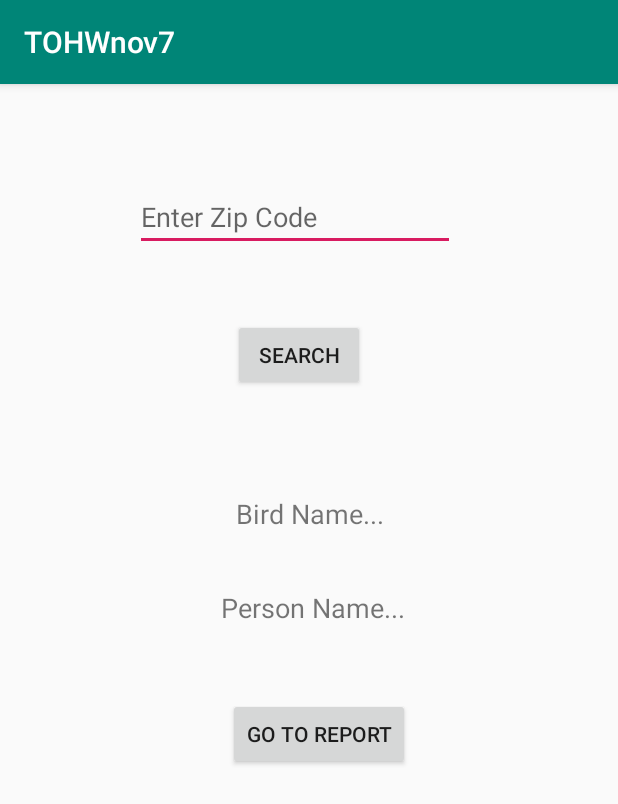
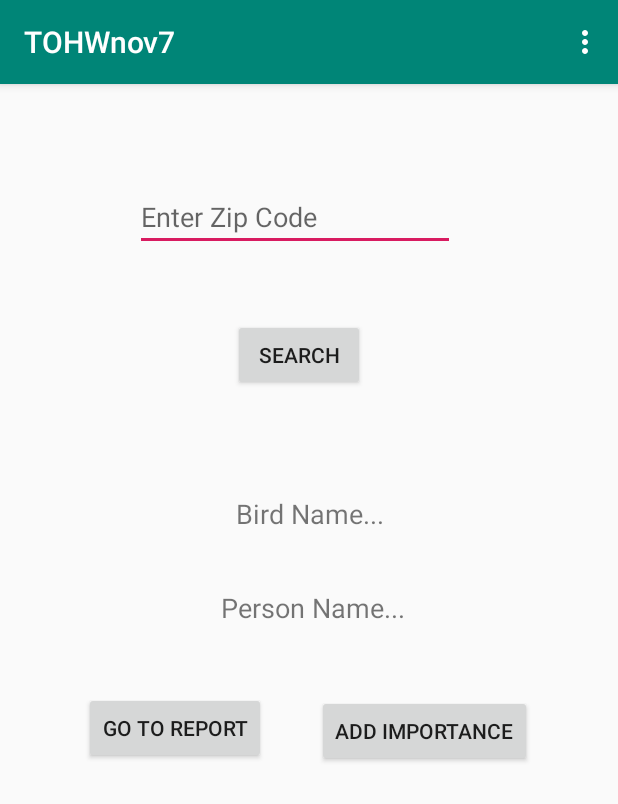
Before and after one commit to jonahperna123/TOHWnov7, an Android app: the screen it shows after launch (SearchActivity), after a tap on "GO TO SEARCH", on a phone screen of 412 x 824 dp. Shown: the top 804 px of the screen. Run offline under Robolectric (Android 15) with nearby library versions, the phone set to English and light mode, and no system bars; our stand-ins replace Firebase (no records; nobody signed in at launch, a user with empty details on screens opened directly).

Commit message:
added menu

```diff
--- a/app/build.gradle
+++ b/app/build.gradle
@@ -30,6 +30,7 @@ dependencies {
     androidTestImplementation 'androidx.test:runner:1.1.1'
     androidTestImplementation 'androidx.test.espresso:espresso-core:3.1.1'
     implementation 'com.google.firebase:firebase-analytics:16.0.4'
+    implementation 'androidx.mediarouter:mediarouter:1.1.0'
 }
 
 apply plugin: 'com.google.gms.google-services'
--- a/app/src/main/java/com/example/tohwnov7/MainActivity.java
+++ b/app/src/main/java/com/example/tohwnov7/MainActivity.java
@@ -1,9 +1,13 @@
 package com.example.tohwnov7;
 
+import androidx.annotation.NonNull;
 import androidx.appcompat.app.AppCompatActivity;
 
 import android.content.Intent;
 import android.os.Bundle;
+import android.view.Menu;
+import android.view.MenuInflater;
+import android.view.MenuItem;
 import android.view.View;
 import android.widget.Button;
 import android.widget.EditText;
@@ -78,4 +82,32 @@ public class MainActivity extends AppCompatActivity implements View.OnClickListe
         }
 
     }
+
+
+    @Override
+    public boolean onCreateOptionsMenu(Menu menu) {
+
+        MenuInflater inflater = getMenuInflater();
+        inflater.inflate(R.menu.menu_nav, menu);
+
+
+        return super.onCreateOptionsMenu(menu);
+    }
+
+    @Override
+    public boolean onOptionsItemSelected(@NonNull MenuItem item) {
+
+
+        if (item.getItemId() == R.id.menuSearch){
+            Intent goToSearch = new Intent(this, SearchActivity.class);
+            startActivity(goToSearch);
+        } else if (item.getItemId() == R.id.menuGoToBird) {
+           //do nothing, already on bird report
+        } else if (item.getItemId() == R.id.menuLogout) {
+            Intent logoutIntent = new Intent(this, loginActivity.class);
+            startActivity(logoutIntent);
+        }
+
+        return super.onOptionsItemSelected(item);
+    }
 }
--- a/app/src/main/java/com/example/tohwnov7/SearchActivity.java
+++ b/app/src/main/java/com/example/tohwnov7/SearchActivity.java
@@ -1,10 +1,14 @@
 package com.example.tohwnov7;
 
+import androidx.annotation.NonNull;
 import androidx.appcompat.app.AppCompatActivity;
 
 import android.content.Intent;
 import android.os.Bundle;
 import android.util.Log;
+import android.view.Menu;
+import android.view.MenuInflater;
+import android.view.MenuItem;
 import android.view.View;
 import android.widget.Button;
 import android.widget.EditText;
@@ -22,7 +26,7 @@ import static android.widget.Toast.*;
 public class SearchActivity extends AppCompatActivity implements View.OnClickListener {
 
     EditText editTextSearchZip;
-    Button buttonSearchZip, buttonGoToReport;
+    Button buttonSearchZip, buttonGoToReport, buttonLike;
     TextView textViewPersonName, textViewBirdName;
 
     @Override
@@ -35,9 +39,11 @@ public class SearchActivity extends AppCompatActivity implements View.OnClickLis
         buttonGoToReport = findViewById(R.id.buttonGoToReport);
         textViewBirdName = findViewById(R.id.textViewBirdName);
         textViewPersonName = findViewById(R.id.textViewPersonName);
+        buttonLike = findViewById(R.id.buttonLike);
 
         buttonGoToReport.setOnClickListener(this);
         buttonSearchZip.setOnClickListener(this);
+        buttonLike.setOnClickListener(this);
 
     }
 
@@ -68,12 +74,73 @@ public class SearchActivity extends AppCompatActivity implements View.OnClickLis
 
                 @Override
                 public void onCancelled(DatabaseError error) {
-                    // Failed to read value
-                   // Log.w(TAG, "Failed to read value.", error.toException());
-                   // Toast.makeText(this, error.toString(), 15).show();
                 }
             });
 
+        } else if (view == buttonLike) {
+
+            if (zipCode.equals("")) {
+                Toast.makeText(SearchActivity.this, "please enter a valid zipcode first", LENGTH_LONG).show();
+            } else {
+
+                FirebaseDatabase database = FirebaseDatabase.getInstance();
+                final DatabaseReference myRef = database.getReference(zipCode);
+
+                myRef.addValueEventListener(new ValueEventListener() {
+                    @Override
+                    public void onDataChange(DataSnapshot dataSnapshot) {
+                        // This method is called once with the initial value and again
+                        // whenever data at this location is updated.
+                        Bird value = dataSnapshot.getValue(Bird.class);
+
+                        textViewBirdName.setText(value.birdName);
+                        textViewPersonName.setText(value.personName);
+                        int importance = value.importance;
+//                        ++importance;
+//                        Bird updatedBird = new Bird(value.birdName, value.zipCode, value.personName, value.email, importance);
+//                        myRef.setValue(updatedBird);
+//                        Toast.makeText(SearchActivity.this, "importance added", Toast.LENGTH_LONG).show();
+                    }
+
+                    @Override
+                    public void onCancelled(DatabaseError error) {
+                    }
+                });
+
+
+
+            }
         }
+    } //onClick()
+
+
+    //menu
+
+
+    @Override
+    public boolean onCreateOptionsMenu(Menu menu) {
+
+        MenuInflater inflater = getMenuInflater();
+        inflater.inflate(R.menu.menu_nav, menu);
+
+
+        return super.onCreateOptionsMenu(menu);
+    }
+
+    @Override
+    public boolean onOptionsItemSelected(@NonNull MenuItem item) {
+
+
+        if (item.getItemId() == R.id.menuSearch){
+            //do nothing already on search menu
+        } else if (item.getItemId() == R.id.menuGoToBird) {
+            Intent reportIntent = new Intent(this, MainActivity.class);
+            startActivity(reportIntent);
+        } else if (item.getItemId() == R.id.menuLogout) {
+            Intent logoutIntent = new Intent(this, loginActivity.class);
+            startActivity(logoutIntent);
+        }
+
+        return super.onOptionsItemSelected(item);
     }
 }
--- a/app/src/main/res/layout/activity_search.xml
+++ b/app/src/main/res/layout/activity_search.xml
@@ -54,9 +54,19 @@
         android:id="@+id/buttonGoToReport"
         android:layout_width="wrap_content"
         android:layout_height="wrap_content"
-        android:layout_marginStart="152dp"
-        android:layout_marginTop="48dp"
+        android:layout_marginStart="56dp"
+        android:layout_marginTop="44dp"
         android:text="Go to Report"
         app:layout_constraintStart_toStartOf="parent"
         app:layout_constraintTop_toBottomOf="@+id/textViewPersonName" />
+
+    <Button
+        android:id="@+id/buttonLike"
+        android:layout_width="wrap_content"
+        android:layout_height="wrap_content"
+        android:layout_marginStart="34dp"
+        android:layout_marginTop="46dp"
+        android:text="Add importance"
+        app:layout_constraintStart_toEndOf="@+id/buttonGoToReport"
+        app:layout_constraintTop_toBottomOf="@+id/textViewPersonName" />
 </androidx.constraintlayout.widget.ConstraintLayout>
--- /dev/null
+++ b/app/src/main/res/menu/menu_nav.xml
@@ -0,0 +1,14 @@
+<?xml version="1.0" encoding="utf-8"?>
+<menu xmlns:tools="http://schemas.android.com/tools"
+    xmlns:app="http://schemas.android.com/apk/res-auto"
+    xmlns:android="http://schemas.android.com/apk/res/android">
+    <item
+        android:id="@+id/menuSearch"
+        android:title="Search " />
+    <item
+        android:id="@+id/menuGoToBird"
+        android:title="Report Bird" />
+    <item
+        android:id="@+id/menuLogout"
+        android:title="Logout" />
+</menu>
```
